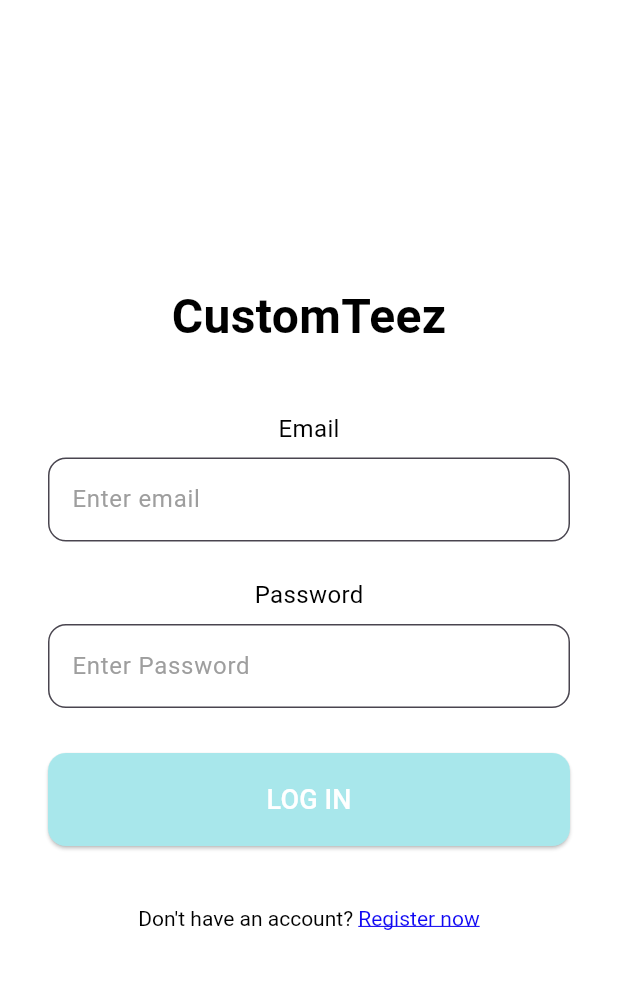
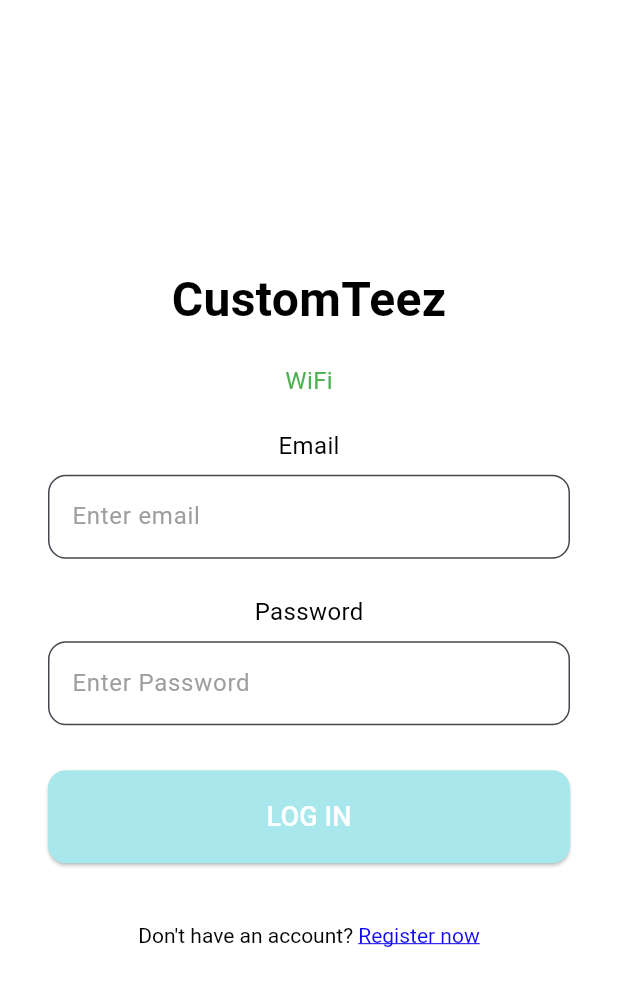
Before and after one commit to Panchi15/MAD_Flutter, a Flutter app: the screen it shows after launch, on a phone screen of 412 x 824 dp. Shown: the top 986 px of the screen. Run offline on Flutter 3.47's test engine with Material 3 defaults, Android fonts, the phone set to English and light mode, and no system bars; our stand-ins replace battery_plus, camera, connectivity_plus, file_picker, geolocator, permission_handler.

Commit message:
customer ui design update

```diff
--- a/flutter_application_1/lib/screens/login.dart
+++ b/flutter_application_1/lib/screens/login.dart
@@ -148,7 +148,18 @@ class _LoginScreenState extends State<LoginScreen> {
                     color: Colors.black,
                   ),
                 ),
-                SizedBox(height: 40), // More space between title and form fields
+                SizedBox(height: 20), // Space for connection status
+
+                // Display the connection status
+                Text(
+                  _connectionStatus,
+                  style: TextStyle(
+                    fontSize: 16,
+                    color: _connectionStatus == 'No Internet Connection' ? Colors.red : Colors.green,
+                  ),
+                ),
+
+                SizedBox(height: 20), // Space between connection status and form
                 Form(
                   key: _formKey,
                   child: Column(
--- a/flutter_application_1/pubspec.yaml
+++ b/flutter_application_1/pubspec.yaml
@@ -2,7 +2,7 @@ name: flutter_application_1
 description: "A new Flutter project."
 # The following line prevents the package from being accidentally published to
 # pub.dev using `flutter pub publish`. This is preferred for private packages.
-publish_to: "none" # Remove this line if you wish to publish to pub.dev
+publish_to: 'none' # Remove this line if you wish to publish to pub.dev
 
 # The following defines the version and build number for your application.
 # A version number is three numbers separated by dots, like 1.2.43
@@ -19,7 +19,7 @@ publish_to: "none" # Remove this line if you wish to publish to pub.dev
 version: 1.0.0+1
 
 environment:
-  sdk: ">=3.5.0 <4.0.0"
+  sdk: ^3.5.2
 
 # Dependencies specify other packages that your package needs in order to work.
 # To automatically upgrade your package dependencies to the latest versions
@@ -30,6 +30,7 @@ environment:
 dependencies:
   flutter:
     sdk: flutter
+
 
   # The following adds the Cupertino Icons font to your application.
   # Use with the CupertinoIcons class for iOS style icons.
@@ -62,6 +63,7 @@ dev_dependencies:
 
 # The following section is specific to Flutter packages.
 flutter:
+
   # The following line ensures that the Material Icons font is
   # included with your application, so that you can use the icons in
   # the material Icons class.
```
Also changed, not shown: flutter_application_1/pubspec.lock. Lines whose indentation alone changed are shown as unchanged.
